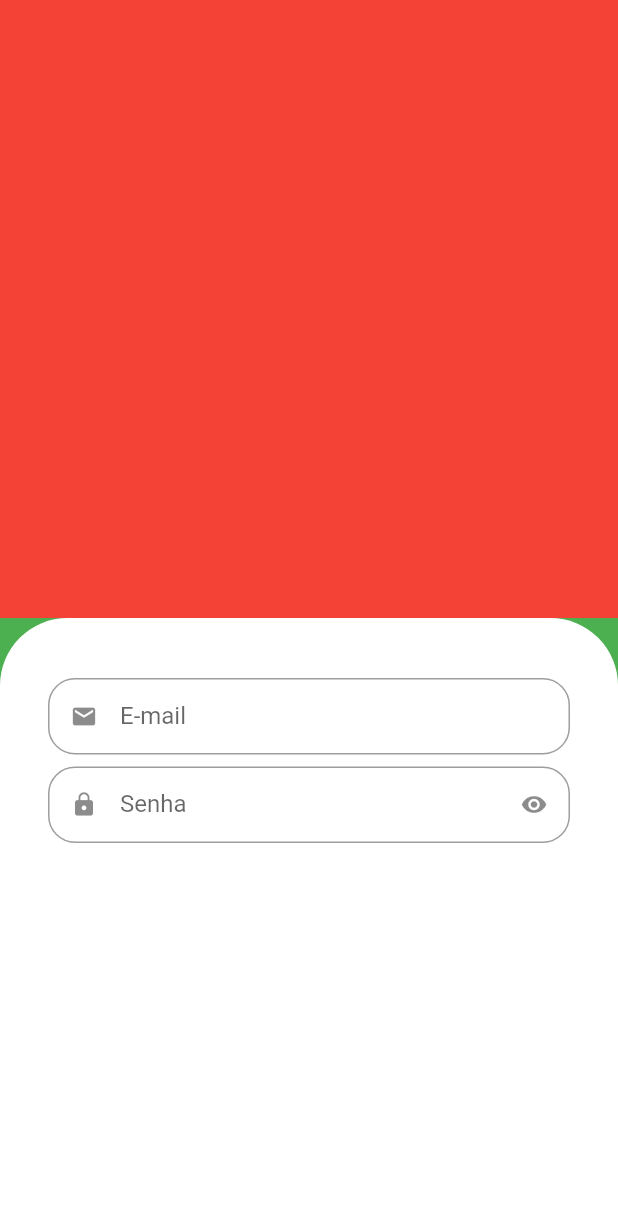
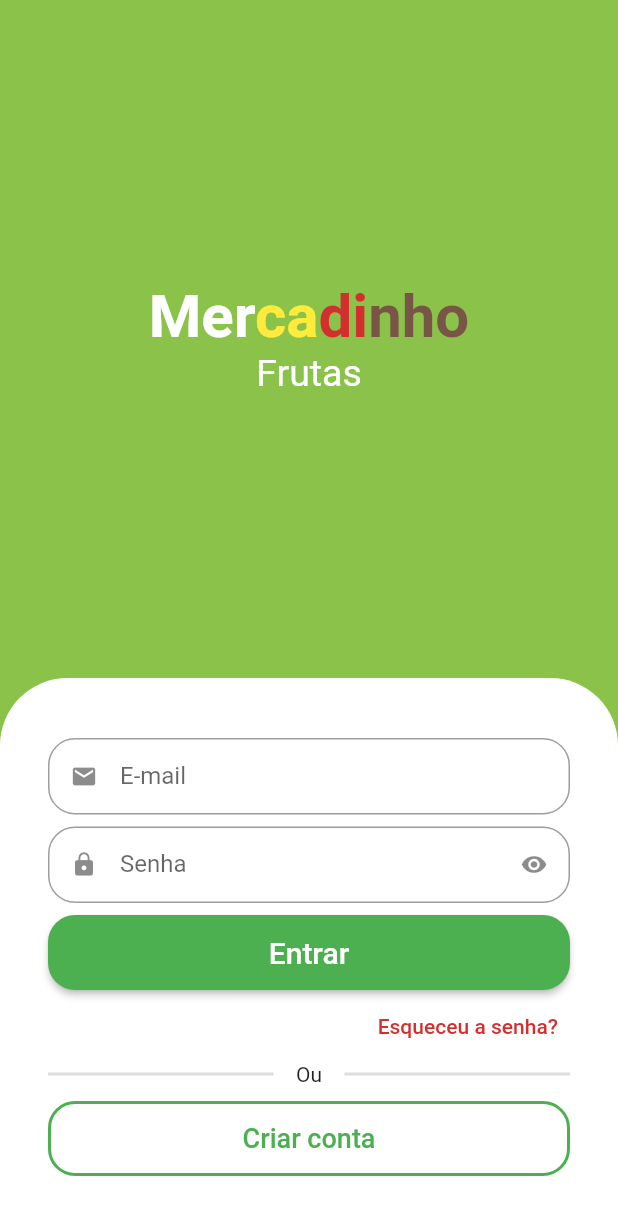
Before and after one commit to arielguareschi/mercadinho, a Flutter app: the screen it shows after launch, on a phone screen of 412 x 824 dp. Shown: the top 1215 px of the screen. Run offline on Flutter 3.47's test engine with Material 2 defaults, Android fonts, the phone set to English and light mode, and no system bars; drawn by our look-alikes of animated_text_kit.

Commit message:
login screen

```diff
--- a/lib/src/auth/sign_in_screen.dart
+++ b/lib/src/auth/sign_in_screen.dart
@@ -1,4 +1,6 @@
+import 'package:animated_text_kit/animated_text_kit.dart';
 import 'package:flutter/material.dart';
+import 'package:mercadinho/src/config/custom_colors.dart';
 
 import 'components/custom_text_field.dart';
 
@@ -7,17 +9,83 @@ class SignInScreen extends StatelessWidget {
 
   @override
   Widget build(BuildContext context) {
+    final size = MediaQuery.of(context).size;
+
     return Scaffold(
-      backgroundColor: Colors.green,
-      body: Column(
+      backgroundColor: CustomColors.customSwatchColor,
+      body: SingleChildScrollView(
+        child: SizedBox(
+          height: size.height,
+          width: size.width,
+          child: Column(
             children: [
               Expanded(
-            child: Container(
-              color: Colors.red,
+                child: Column(
+                  mainAxisAlignment: MainAxisAlignment.center,
+                  children: [
+                    // Nome do app
+                    Text.rich(
+                      TextSpan(
+                        style: const TextStyle(
+                          fontSize: 40,
+                        ),
+                        children: [
+                          const TextSpan(
+                            text: 'Mer',
+                            style: TextStyle(
+                              color: Colors.white,
+                              fontWeight: FontWeight.bold,
                             ),
                           ),
-          Expanded(
-            child: Container(
+                          const TextSpan(
+                            text: 'ca',
+                            style: TextStyle(
+                              color: Colors.yellow,
+                              fontWeight: FontWeight.bold,
+                            ),
+                          ),
+                          TextSpan(
+                            text: 'di',
+                            style: TextStyle(
+                              color: CustomColors.customConstrastColor,
+                              fontWeight: FontWeight.bold,
+                            ),
+                          ),
+                          const TextSpan(
+                            text: 'nho',
+                            style: TextStyle(
+                              color: Colors.brown,
+                              fontWeight: FontWeight.bold,
+                            ),
+                          ),
+                        ],
+                      ),
+                    ),
+                    // Categorias
+                    SizedBox(
+                      height: 30,
+                      child: DefaultTextStyle(
+                        style: const TextStyle(
+                          fontSize: 25,
+                        ),
+                        child: AnimatedTextKit(
+                          repeatForever: true,
+                          pause: Duration.zero,
+                          animatedTexts: [
+                            FadeAnimatedText('Frutas'),
+                            FadeAnimatedText('Bebidas'),
+                            FadeAnimatedText('Cervejas'),
+                            FadeAnimatedText('Carnes'),
+                            FadeAnimatedText('Papeis'),
+                          ],
+                        ),
+                      ),
+                    )
+                  ],
+                ),
+              ),
+              // Formulario
+              Container(
                 padding: const EdgeInsets.symmetric(
                   horizontal: 32,
                   vertical: 40,
@@ -29,24 +97,101 @@ class SignInScreen extends StatelessWidget {
                   ),
                 ),
                 child: Column(
+                  crossAxisAlignment: CrossAxisAlignment.stretch,
                   children: [
                     // Email
-                  CustomTextField(
+                    const CustomTextField(
                       label: "E-mail",
                       icon: Icons.mail,
                     ),
-                  CustomTextField(
+                    const CustomTextField(
                       label: "Senha",
                       icon: Icons.lock,
                       isSecret: true,
                     ),
-                  // Senha
+                    SizedBox(
+                      height: 50,
+                      child: ElevatedButton(
+                        style: ElevatedButton.styleFrom(
+                            shape: RoundedRectangleBorder(
+                                borderRadius: BorderRadius.circular(18))),
+                        onPressed: () {},
+                        child: const Text(
+                          'Entrar',
+                          style: TextStyle(
+                            fontSize: 20,
+                          ),
+                        ),
+                      ),
+                    ),
+                    Align(
+                      alignment: Alignment.centerRight,
+                      child: TextButton(
+                        onPressed: () {},
+                        child: Text(
+                          'Esqueceu a senha?',
+                          style: TextStyle(
+                            color: CustomColors.customConstrastColor,
+                          ),
+                        ),
+                      ),
+                    ),
+                    Padding(
+                      padding: const EdgeInsets.only(
+                        bottom: 10,
+                      ),
+                      child: Row(
+                        children: [
+                          Expanded(
+                            child: Divider(
+                              color: Colors.grey.withAlpha(90),
+                              thickness: 2,
+                            ),
+                          ),
+                          const Padding(
+                            padding: EdgeInsets.symmetric(
+                              horizontal: 15,
+                            ),
+                            child: Text("Ou"),
+                          ),
+                          Expanded(
+                            child: Divider(
+                              color: Colors.grey.withAlpha(90),
+                              thickness: 2,
+                            ),
+                          ),
                         ],
                       ),
+                    ),
+                    // Botao de Novo usuario
+                    SizedBox(
+                      height: 50,
+                      child: OutlinedButton(
+                        style: OutlinedButton.styleFrom(
+                          shape: RoundedRectangleBorder(
+                            borderRadius: BorderRadius.circular(18),
+                          ),
+                          side: const BorderSide(
+                            width: 2,
+                            color: Colors.green,
+                          ),
+                        ),
+                        onPressed: () {},
+                        child: const Text(
+                          'Criar conta',
+                          style: TextStyle(
+                            fontSize: 18,
+                          ),
+                        ),
+                      ),
+                    ),
+                  ],
                 ),
               )
             ],
           ),
+        ),
+      ),
     );
   }
 }
--- /dev/null
+++ b/lib/src/config/custom_colors.dart
@@ -0,0 +1,22 @@
+import 'package:flutter/material.dart';
+
+Map<int, Color> _swatchOpactiy = {
+  50: const Color.fromRGBO(139, 195, 74, 0.1),
+  100: const Color.fromRGBO(139, 195, 74, 0.2),
+  200: const Color.fromRGBO(139, 195, 74, 0.3),
+  300: const Color.fromRGBO(139, 195, 74, 0.4),
+  400: const Color.fromRGBO(139, 195, 74, 0.5),
+  500: const Color.fromRGBO(139, 195, 74, 0.6),
+  600: const Color.fromRGBO(139, 195, 74, 0.7),
+  700: const Color.fromRGBO(139, 195, 74, 0.8),
+  800: const Color.fromRGBO(139, 195, 74, 0.9),
+  900: const Color.fromRGBO(139, 195, 74, 1.0),
+};
+
+abstract class CustomColors {
+  static Color customConstrastColor = Colors.red.shade700;
+  static MaterialColor customSwatchColor = MaterialColor(
+    0xFF8bc34a,
+    _swatchOpactiy,
+  );
+}
--- a/pubspec.yaml
+++ b/pubspec.yaml
@@ -35,6 +35,7 @@ dependencies:
   # The following adds the Cupertino Icons font to your application.
   # Use with the CupertinoIcons class for iOS style icons.
   cupertino_icons: ^1.0.2
+  animated_text_kit: ^4.2.2
 
 dev_dependencies:
   flutter_test:
```
Also changed, not shown: pubspec.lock. Lines whose indentation alone changed are shown as unchanged.
